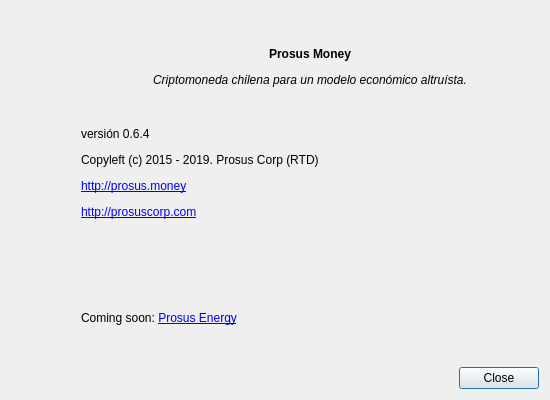
Old version of the form src/gui/ui/aboutdialog.ui in the repository ProsusCorp/ProsusMoney.
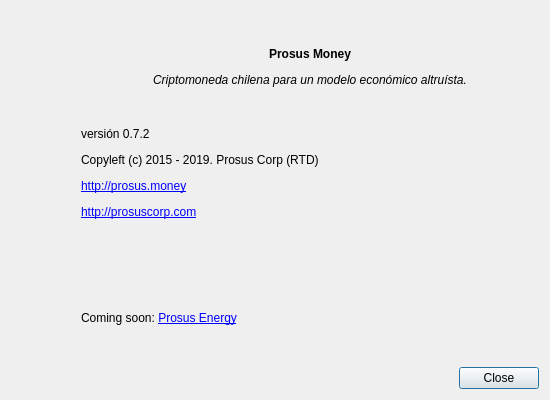
New version of the form. Icons and pictures are not drawn.

The edit to the form file:
```diff
--- a/src/gui/ui/aboutdialog.ui
+++ b/src/gui/ui/aboutdialog.ui
@@ -98,7 +98,7 @@
         </size>
        </property>
        <property name="text">
-        <string>&lt;html&gt;&lt;head/&gt;&lt;body&gt;&lt;p align=&quot;center&quot;&gt;&lt;span style=&quot; font-weight:600;&quot;&gt;Prosus Money&lt;/span&gt;&lt;/p&gt;&lt;p align=&quot;center&quot;&gt;&lt;span style=&quot; font-style:italic;&quot;&gt;Criptomoneda chilena para un modelo económico altruísta.&lt;/span&gt;&lt;/p&gt;&lt;p&gt;&lt;br/&gt;&lt;br/&gt;versión 0.6.4&lt;/p&gt;&lt;p&gt;Copyleft (c) 2015 - 2019. Prosus Corp (RTD)&lt;/p&gt;&lt;p&gt;&lt;a href=&quot;http://prosus.money&quot;&gt;&lt;span style=&quot; text-decoration: underline; color:#0000ff;&quot;&gt;http://prosus.money&lt;/span&gt;&lt;/a&gt;&lt;/p&gt;&lt;p&gt;&lt;a href=&quot;http://prosuscorp.com&quot;&gt;&lt;span style=&quot; text-decoration: underline; color:#0000ff;&quot;&gt;http://prosuscorp.com&lt;/span&gt;&lt;/a&gt;&lt;/p&gt;&lt;p&gt;&lt;br/&gt;&lt;/p&gt;&lt;p&gt;&lt;br/&gt;&lt;/p&gt;&lt;p&gt;Coming soon: &lt;a href=&quot;http://prosus.energy&quot;&gt;&lt;span style=&quot; text-decoration: underline; color:#0000ff;&quot;&gt;Prosus Energy&lt;/span&gt;&lt;/a&gt;&lt;/p&gt;&lt;/body&gt;&lt;/html&gt;</string>
+        <string>&lt;html&gt;&lt;head/&gt;&lt;body&gt;&lt;p align=&quot;center&quot;&gt;&lt;span style=&quot; font-weight:600;&quot;&gt;Prosus Money&lt;/span&gt;&lt;/p&gt;&lt;p align=&quot;center&quot;&gt;&lt;span style=&quot; font-style:italic;&quot;&gt;Criptomoneda chilena para un modelo económico altruísta.&lt;/span&gt;&lt;/p&gt;&lt;p&gt;&lt;br/&gt;&lt;br/&gt;versión 0.7.2&lt;/p&gt;&lt;p&gt;Copyleft (c) 2015 - 2019. Prosus Corp (RTD)&lt;/p&gt;&lt;p&gt;&lt;a href=&quot;http://prosus.money&quot;&gt;&lt;span style=&quot; text-decoration: underline; color:#0000ff;&quot;&gt;http://prosus.money&lt;/span&gt;&lt;/a&gt;&lt;/p&gt;&lt;p&gt;&lt;a href=&quot;http://prosuscorp.com&quot;&gt;&lt;span style=&quot; text-decoration: underline; color:#0000ff;&quot;&gt;http://prosuscorp.com&lt;/span&gt;&lt;/a&gt;&lt;/p&gt;&lt;p&gt;&lt;br/&gt;&lt;/p&gt;&lt;p&gt;&lt;br/&gt;&lt;/p&gt;&lt;p&gt;Coming soon: &lt;a href=&quot;http://prosus.energy&quot;&gt;&lt;span style=&quot; text-decoration: underline; color:#0000ff;&quot;&gt;Prosus Energy&lt;/span&gt;&lt;/a&gt;&lt;/p&gt;&lt;/body&gt;&lt;/html&gt;</string>
        </property>
        <property name="textFormat">
         <enum>Qt::RichText</enum>
```
